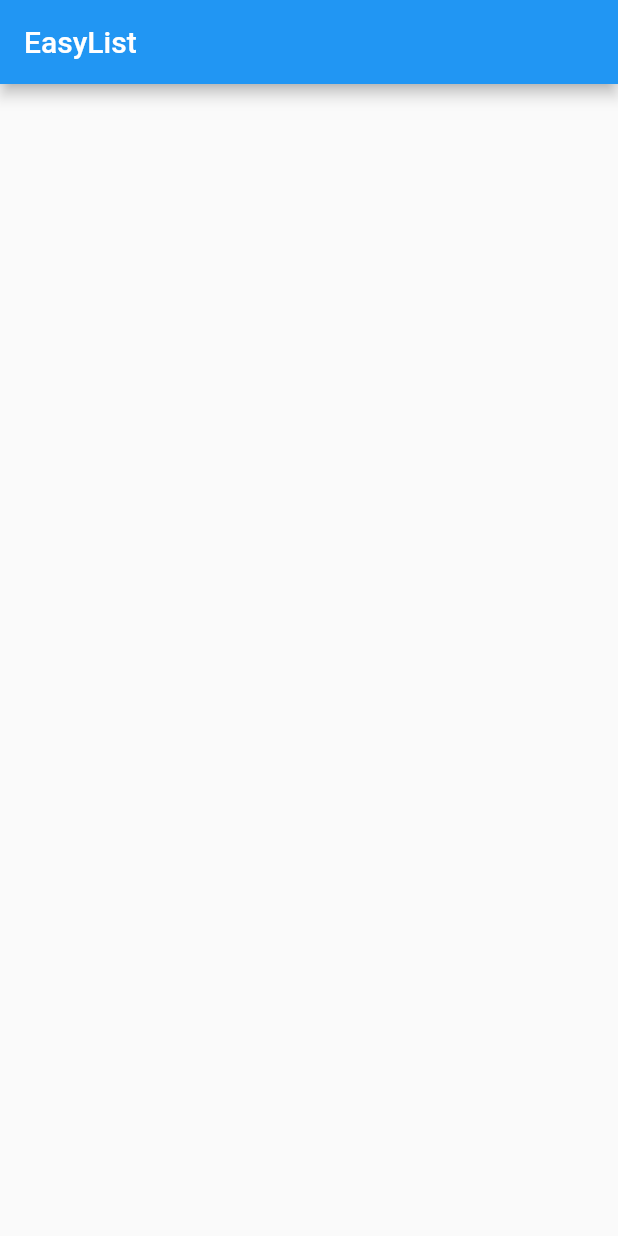
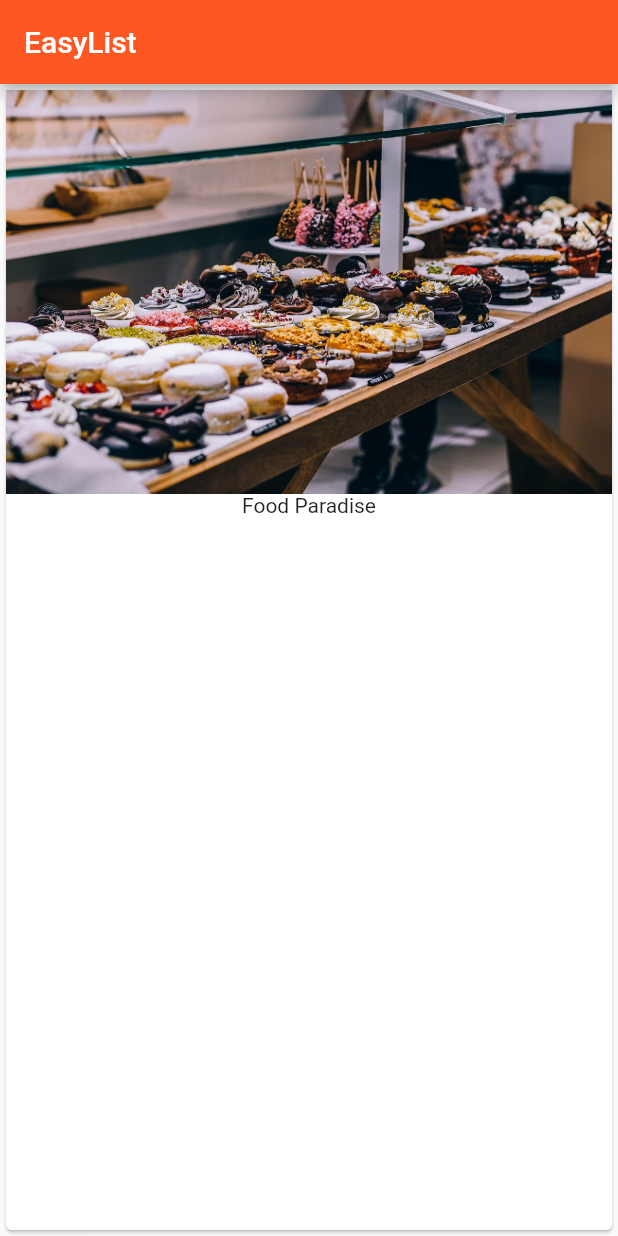
Before and after one commit to zhaoshengjun/easy_list, a Flutter app: the screen it shows after launch, on a phone screen of 412 x 824 dp. Run offline on Flutter 3.47's test engine with Material 2 defaults, Android fonts, the phone set to English and light mode, and no system bars.

Commit message:
add card and assets

```diff
--- a/lib/main.dart
+++ b/lib/main.dart
@@ -6,9 +6,15 @@ class MyApp extends StatelessWidget {
   @override
   Widget build(BuildContext context) {
     return MaterialApp(
+      theme: ThemeData(primaryColor: Colors.deepOrange),
       home: Scaffold(
         appBar: AppBar(
           title: Text('EasyList'),
+        ),
+        body: Card(
+          child: Column(
+            children: <Widget>[Image.asset('assets/food.jpg'), Text('Food Paradise')],
+          ),
         ),
       ),
     );
```
Also changed, not shown: pubspec.yaml (+2 -7 lines), assets/food.jpg (added).
